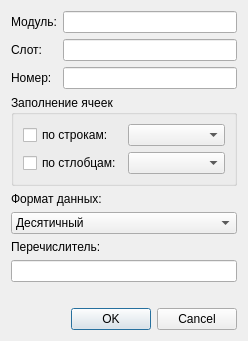
This is src/mkstudio/ui/assigndialog.ui in alex-krutikov/MkStudio as Qt 5 draws it before an edit. The edited form follows.
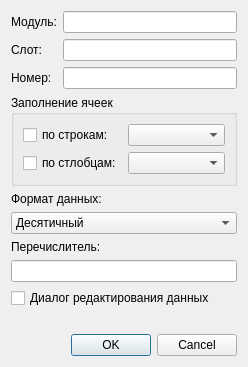
This is the edited form.

Commit message: Отмена сортировки в меню.Диалог потверждения изменений.

Diff of the .ui file:
```diff
--- a/src/mkstudio/ui/assigndialog.ui
+++ b/src/mkstudio/ui/assigndialog.ui
@@ -1,12 +1,12 @@
 <ui version="4.0" >
  <class>AssignDialog</class>
- <widget class="QDialog" name="AssignDialog" >
-  <property name="geometry" >
+ <widget class="QDialog" name="AssignDialog">
+  <property name="geometry">
    <rect>
     <x>0</x>
     <y>0</y>
     <width>248</width>
-    <height>330</height>
+    <height>351</height>
    </rect>
   </property>
   <property name="windowTitle" >
@@ -136,7 +136,14 @@
     </widget>
    </item>
    <item>
-    <widget class="QLineEdit" name="le_ss" />
+    <widget class="QLineEdit" name="le_ss"/>
+   </item>
+   <item>
+    <widget class="QCheckBox" name="cbox_confirm">
+     <property name="text">
+      <string>Диалог редактирования данных</string>
+     </property>
+    </widget>
    </item>
    <item>
     <spacer>
@@ -159,8 +166,8 @@
      <property name="orientation" >
       <enum>Qt::Horizontal</enum>
      </property>
-     <property name="standardButtons" >
-      <set>QDialogButtonBox::Cancel|QDialogButtonBox::NoButton|QDialogButtonBox::Ok</set>
+     <property name="standardButtons">
+      <set>QDialogButtonBox::Cancel|QDialogButtonBox::Ok</set>
      </property>
     </widget>
    </item>
```
Left out of the diff: 113 changed lines with no effect on the pictures. The commit also changes 5 other files.
